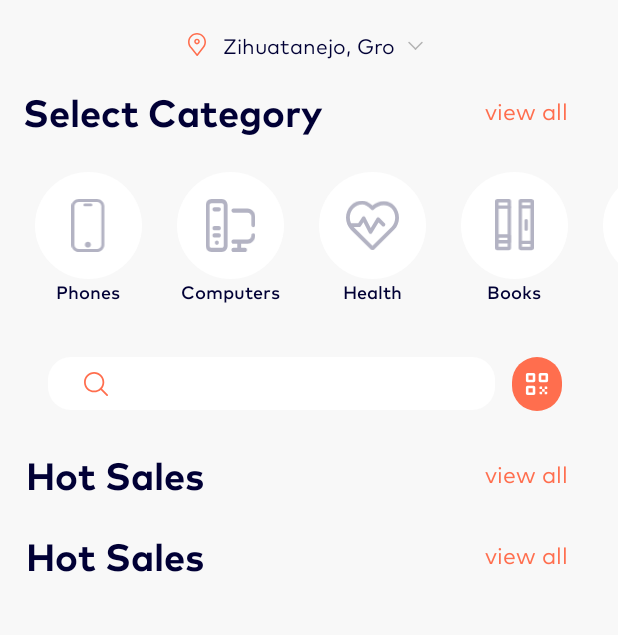
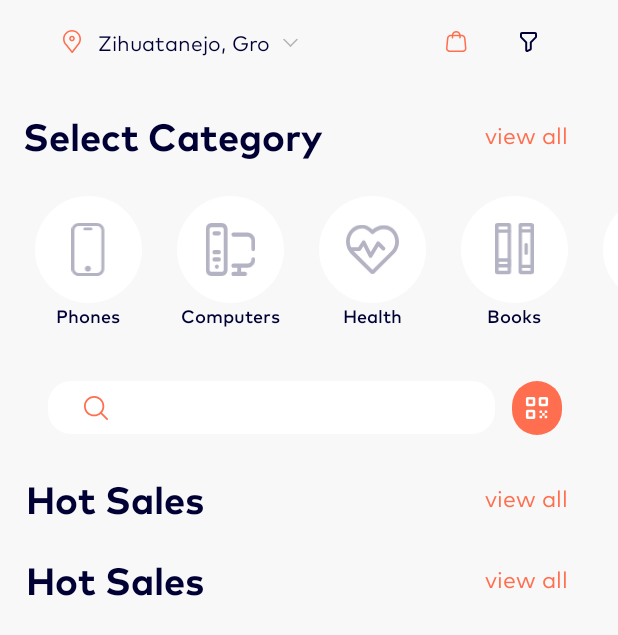
Before and after one commit to vasya092/electronic_shop_app, an Android app: the screen it shows after launch (MainActivity), on a phone screen of 412 x 824 dp. Shown: the top 635 px of the screen. Run offline under Robolectric (Android 15) with nearby library versions, the phone set to English and light mode, and no system bars; our stand-ins replace Dagger/Hilt's generated code, navigation-ui; libraries missing offline, so code that uses them is left out: com.livermor.delegateadapter; 5 statements that could not run were skipped.

Commit message:
Перенос локации в тулбар, подключение кнопки фильтра, мелкие правки.

```diff
--- a/app/src/main/java/com/example/electronicshop/MainActivity.kt
+++ b/app/src/main/java/com/example/electronicshop/MainActivity.kt
@@ -1,21 +1,13 @@
 package com.example.electronicshop
 
-import android.os.Build
 import androidx.appcompat.app.AppCompatActivity
 import android.os.Bundle
-import android.view.Menu
-import android.view.MenuItem
 import android.view.View
-import android.widget.Toast
-import androidx.annotation.RequiresApi
-import androidx.appcompat.widget.Toolbar
 import androidx.core.view.WindowCompat
 import androidx.core.view.WindowInsetsCompat
 import androidx.core.view.WindowInsetsControllerCompat
-import androidx.fragment.app.FragmentManager
 import androidx.navigation.NavController
 import androidx.navigation.findNavController
-import androidx.navigation.ui.AppBarConfiguration
 import androidx.navigation.ui.setupWithNavController
 import com.example.electronicshop.databinding.ActivityMainBinding
 import com.example.electronicshop.ui.FilterBottomSheet
@@ -30,16 +22,31 @@ class MainActivity : AppCompatActivity() {
 
         binding = ActivityMainBinding.inflate(layoutInflater)
         setContentView(binding.root)
+
         navController = findNavController(R.id.nav_host_fragment_content_main)
         binding.toolbarRoot.toolbarActionbar.setupWithNavController(navController)
+
+        val menuItemFilter = binding.toolbarRoot.toolbarActionbar.menu.findItem(R.id.action_filter)
+
         navController.addOnDestinationChangedListener { _, destination, _ ->
             if(destination.id == R.id.homeFragment) {
-                binding.toolbarWrapper.visibility = View.GONE
+                binding.toolbarRoot.selectLocationWrapper.visibility = View.VISIBLE
+                menuItemFilter.isVisible = true
             } else {
                 binding.toolbarWrapper.visibility = View.VISIBLE
+                binding.toolbarRoot.selectLocationWrapper.visibility = View.GONE
+                menuItemFilter.isVisible = false
             }
         }
+
+        menuItemFilter.setOnMenuItemClickListener {
+            val modalBottomSheet = FilterBottomSheet()
+            modalBottomSheet.show(supportFragmentManager, modalBottomSheet.tag)
+            true
+        }
+
         binding.toolbarRoot.toolbarActionbar.title = ""
+
         hideSystemUI()
     }
 
--- a/app/src/main/res/layout/fragment_home.xml
+++ b/app/src/main/res/layout/fragment_home.xml
@@ -3,27 +3,19 @@
     xmlns:tools="http://schemas.android.com/tools"
     android:layout_width="match_parent"
     android:layout_height="match_parent"
+    android:layout_marginTop="?android:actionBarSize"
     xmlns:app="http://schemas.android.com/apk/res-auto">
 
 <androidx.constraintlayout.widget.ConstraintLayout
     android:layout_width="match_parent"
     android:layout_height="match_parent">
-    <com.example.ui.custom.SelectLocationView
-        android:id="@+id/select_location_id"
-        android:layout_width="wrap_content"
-        android:layout_height="wrap_content"
-        android:paddingTop="@dimen/vertical_padding_select_location"
-        app:layout_constraintTop_toTopOf="parent"
-        app:layout_constraintStart_toStartOf="parent"
-        app:layout_constraintEnd_toEndOf="parent"
-        />
     <androidx.constraintlayout.widget.ConstraintLayout
         android:id="@+id/section_header"
         android:layout_width="match_parent"
         android:layout_height="wrap_content"
         android:paddingStart="@dimen/main_padding_start_and_end"
         android:paddingEnd="@dimen/main_padding_start_and_end"
-        app:layout_constraintTop_toBottomOf="@id/select_location_id"
+        app:layout_constraintTop_toTopOf="parent"
         app:layout_constraintStart_toStartOf="parent"
         app:layout_constraintEnd_toEndOf="parent">
 
--- a/app/src/main/res/layout/toolbar.xml
+++ b/app/src/main/res/layout/toolbar.xml
@@ -7,12 +7,26 @@
     android:theme="@style/AppbarTheme"
     android:background="@android:color/transparent"
     app:layout_constraintStart_toStartOf="parent">
-<com.google.android.material.appbar.MaterialToolbar
-    android:layout_width="match_parent"
-    android:layout_height="?attr/actionBarSize"
-    android:id="@+id/toolbar_actionbar"
-    android:elevation="0.15dp"
-    app:menu="@menu/main_menu"
-    android:paddingEnd="@dimen/padding_start_toolbar"
-    android:paddingStart="@dimen/padding_end_toolbar" />
+
+    <com.google.android.material.appbar.MaterialToolbar
+        android:id="@+id/toolbar_actionbar"
+        android:layout_width="match_parent"
+        android:layout_height="?attr/actionBarSize"
+        android:layout_gravity="center_horizontal"
+        android:paddingStart="@dimen/padding_end_toolbar"
+        android:paddingEnd="@dimen/padding_start_toolbar"
+        app:menu="@menu/main_menu">
+        <androidx.constraintlayout.widget.ConstraintLayout
+            android:layout_width="wrap_content"
+            android:layout_height="wrap_content"
+            android:id="@+id/select_location_wrapper">
+        <com.example.ui.custom.SelectLocationView
+            android:layout_width="wrap_content"
+            android:layout_height="@dimen/height_location_selector"
+            app:layout_constraintTop_toTopOf="parent"
+            app:layout_constraintBottom_toBottomOf="parent"
+            app:layout_constraintStart_toStartOf="parent"
+            app:layout_constraintEnd_toEndOf="parent"/>
+        </androidx.constraintlayout.widget.ConstraintLayout>
+    </com.google.android.material.appbar.MaterialToolbar>
 </com.google.android.material.appbar.AppBarLayout>
--- a/app/src/main/res/menu/main_menu.xml
+++ b/app/src/main/res/menu/main_menu.xml
@@ -5,6 +5,11 @@
     <item
         android:id="@+id/action_cart"
         android:icon="@drawable/ic_cart"
-        app:showAsAction="always"
+        app:showAsAction="ifRoom"
         android:title="@string/title_my_cart" />
+    <item
+        android:id="@+id/action_filter"
+        android:icon="@drawable/ic_filter"
+        app:showAsAction="ifRoom"
+        android:title="@string/filter_options" />
 </menu>
--- a/app/src/main/res/values/dimens.xml
+++ b/app/src/main/res/values/dimens.xml
@@ -1,5 +1,7 @@
 <?xml version="1.0" encoding="utf-8"?>
 <resources>
+<!-- Main Page   -->
+    <dimen name="height_location_selector">20dp</dimen>
     <dimen name="main_padding_top">15dp</dimen>
     <dimen name="main_padding_start_and_end">15dp</dimen>
     <dimen name="section_title_font_size">25sp</dimen>
@@ -34,6 +36,7 @@
     <dimen name="margin_start_category_menu_item">23dp</dimen>
     <dimen name="size_category_menu_item_icon">71dp</dimen>
     <dimen name="min_height_button">0dp</dimen>
+
     <dimen name="padding_vertical_button">5dp</dimen>
     <dimen name="padding_horizontal_button">27dp</dimen>
     <dimen name="padding_top_section_hot_sales">24dp</dimen>
--- a/ui/src/main/res/layout/view_location_view.xml
+++ b/ui/src/main/res/layout/view_location_view.xml
@@ -3,9 +3,9 @@
     xmlns:app="http://schemas.android.com/apk/res-auto"
     android:id="@+id/location_toolbar"
     android:layout_width="wrap_content"
-    android:layout_gravity="center"
-    android:layout_height="wrap_content">
+    android:layout_height="@dimen/height_location_selector">
     <androidx.appcompat.widget.AppCompatImageView
+        android:id="@+id/location_pointer"
         android:layout_width="wrap_content"
         android:layout_height="wrap_content"
         app:layout_constraintEnd_toStartOf="@id/location_title"
@@ -16,20 +16,19 @@
         />
     <androidx.appcompat.widget.AppCompatTextView
         android:id="@+id/location_title"
+        android:layout_width="wrap_content"
+        android:layout_height="wrap_content"
         app:layout_constraintStart_toStartOf="parent"
         app:layout_constraintEnd_toEndOf="parent"
-        app:layout_constraintTop_toTopOf="parent"
         app:layout_constraintBottom_toBottomOf="parent"
         android:text="@string/zihuatanejo_gro"
-        android:lineSpacingExtra="@dimen/extra_line_location_title"
-        android:layout_width="wrap_content"
-        android:layout_height="wrap_content"/>
+        android:textSize="14sp"/>
     <ImageButton
         android:layout_width="wrap_content"
         android:layout_height="wrap_content"
         app:layout_constraintStart_toEndOf="@id/location_title"
-        app:layout_constraintTop_toTopOf="@+id/location_title"
-        app:layout_constraintBottom_toBottomOf="@+id/location_title"
+        app:layout_constraintTop_toTopOf="@id/location_title"
+        app:layout_constraintBottom_toBottomOf="@id/location_title"
         android:src="@drawable/ic_arrow"
         android:background="@android:color/transparent"
         android:layout_marginStart="@dimen/margin_start_location_arrow"
--- a/ui/src/main/res/values/dimens.xml
+++ b/ui/src/main/res/values/dimens.xml
@@ -16,4 +16,5 @@
     <dimen name="margin_end_pointer_to_location">11dp</dimen>
     <dimen name="extra_line_location_title">4dp</dimen>
     <dimen name="margin_start_location_arrow">8dp</dimen>
+    <dimen name="height_location_selector">20dp</dimen>
 </resources>
```
